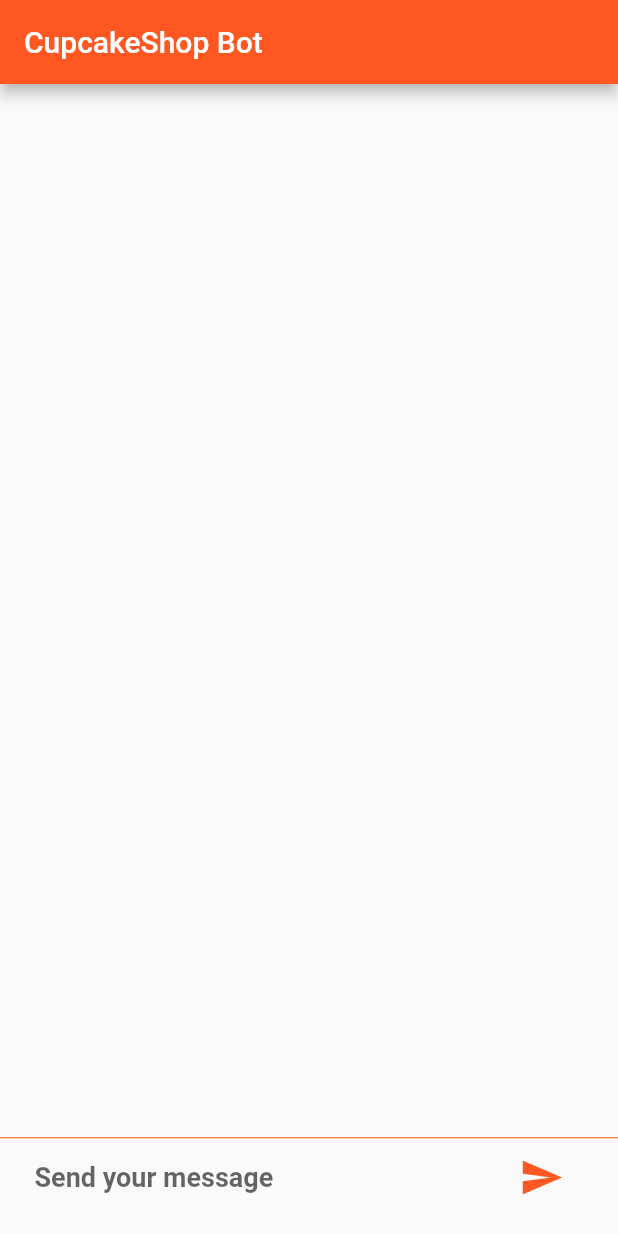
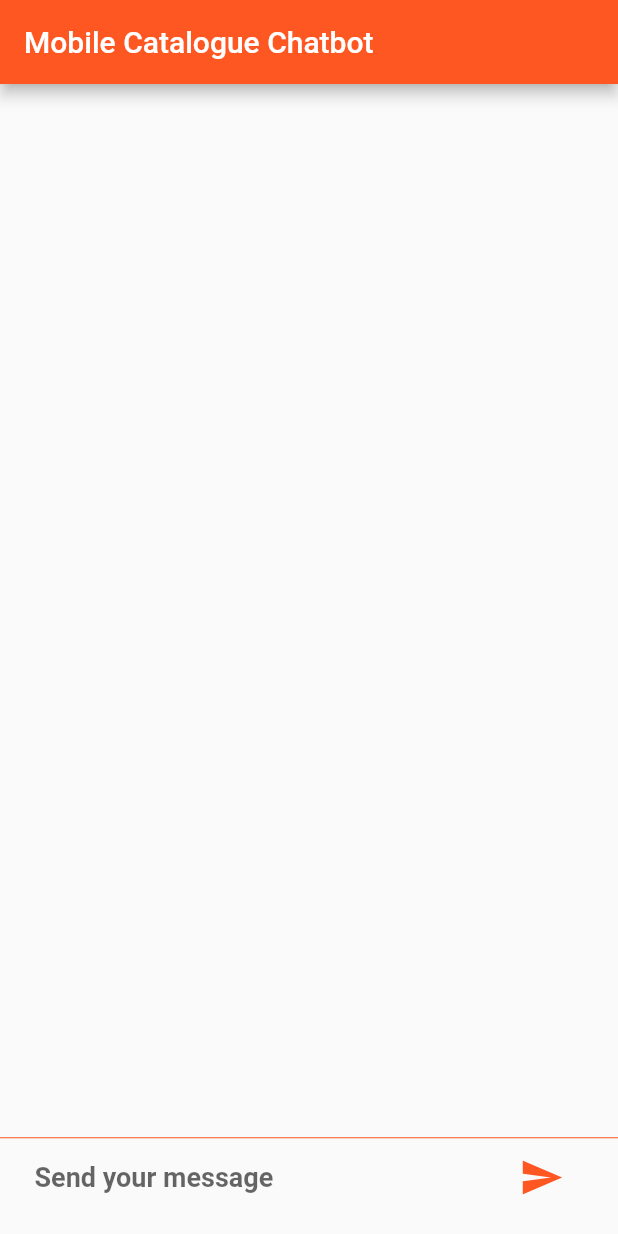
Before and after one commit to gessi-chatbots/chatbot_client, a Flutter app: the screen it shows after launch, on a phone screen of 412 x 824 dp. Run offline on Flutter 3.47's test engine with Material 2 defaults, Android fonts, the phone set to English and light mode, and no system bars; our stand-ins replace bubble.

Commit message:
change project name and snackbar title

```diff
--- a/lib/main.dart
+++ b/lib/main.dart
@@ -96,7 +96,7 @@ class _MyAppState extends State<MyApp> {
     return Scaffold(
       appBar: AppBar(
         title: Text(
-          "CupcakeShop Bot",
+          "Mobile Catalogue Chatbot",
         ),
         backgroundColor: Colors.deepOrange,
       ),
--- a/pubspec.yaml
+++ b/pubspec.yaml
@@ -1,5 +1,5 @@
-name: chatbot_dialogflow
-description: A new Flutter project.
+name: mobile_catalogue_chatbot
+description: A Flutter project for the design/integration of a chatbot for integrating features in mobile applications
 
 # The following line prevents the package from being accidentally published to
 # pub.dev using `pub publish`. This is preferred for private packages.
```
